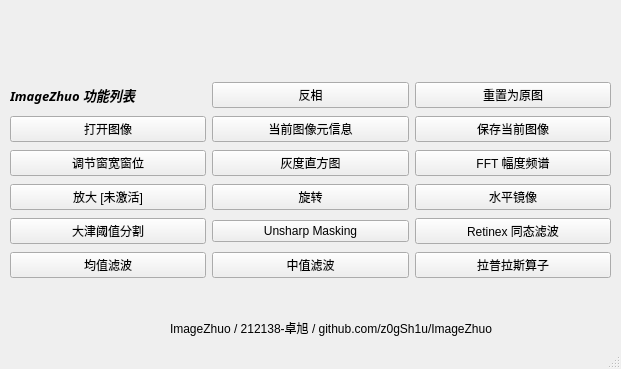
The window that ui/MainWindow.ui (z0gSh1u/ImageZhuo) describes before a commit, drawn with Qt 5.
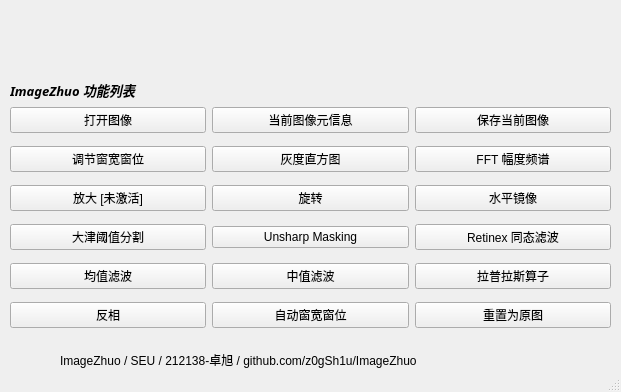
The same window after the commit. Icons and pictures are not drawn.

Patch:
```diff
--- a/ui/MainWindow.ui
+++ b/ui/MainWindow.ui
@@ -7,15 +7,9 @@
     <x>0</x>
     <y>0</y>
     <width>621</width>
-    <height>369</height>
+    <height>392</height>
    </rect>
   </property>
-  <property name="sizePolicy">
-   <sizepolicy hsizetype="Fixed" vsizetype="Fixed">
-    <horstretch>0</horstretch>
-    <verstretch>0</verstretch>
-   </sizepolicy>
-  </property>
   <property name="windowTitle">
    <string>ImageZhuo / 212138-卓旭 @ github.com/z0gSh1u/ImageZhuo</string>
   </property>
@@ -28,142 +22,104 @@
     <property name="geometry">
      <rect>
       <x>10</x>
-      <y>80</y>
+      <y>100</y>
       <width>601</width>
-      <height>205</height>
+      <height>241</height>
      </rect>
     </property>
     <layout class="QGridLayout" name="gridLayout">
      <item row="1" column="2">
-      <widget class="QPushButton" name="btn_save">
-       <property name="text">
-        <string>保存当前图像</string>
-       </property>
-      </widget>
-     </item>
-     <item row="4" column="2">
-      <widget class="QPushButton" name="btn_retinex">
-       <property name="text">
-        <string>Retinex 同态滤波</string>
-       </property>
-      </widget>
-     </item>
-     <item row="4" column="0">
-      <widget class="QPushButton" name="btn_otsu">
-       <property name="text">
-        <string>大津阈值分割</string>
-       </property>
-      </widget>
-     </item>
-     <item row="3" column="0">
-      <widget class="QPushButton" name="btn_zoom">
-       <property name="text">
-        <string>放大 [未激活]</string>
-       </property>
-      </widget>
-     </item>
-     <item row="2" column="2">
       <widget class="QPushButton" name="btn_fft">
        <property name="text">
         <string>FFT 幅度频谱</string>
        </property>
       </widget>
      </item>
-     <item row="1" column="1">
+     <item row="0" column="1">
       <widget class="QPushButton" name="btn_metadata">
        <property name="text">
         <string>当前图像元信息</string>
        </property>
       </widget>
      </item>
-     <item row="1" column="0">
-      <widget class="QPushButton" name="btn_open">
+     <item row="3" column="1">
+      <widget class="QPushButton" name="btn_unsharpmasking">
        <property name="text">
-        <string>打开图像</string>
+        <string>Unsharp Masking</string>
        </property>
       </widget>
      </item>
-     <item row="5" column="2">
+     <item row="3" column="2">
+      <widget class="QPushButton" name="btn_retinex">
+       <property name="text">
+        <string>Retinex 同态滤波</string>
+       </property>
+      </widget>
+     </item>
+     <item row="4" column="2">
       <widget class="QPushButton" name="btn_laplacian">
        <property name="text">
         <string>拉普拉斯算子</string>
        </property>
       </widget>
      </item>
-     <item row="2" column="0">
-      <widget class="QPushButton" name="btn_wwwl">
-       <property name="text">
-        <string>调节窗宽窗位</string>
-       </property>
-      </widget>
-     </item>
-     <item row="5" column="0">
+     <item row="4" column="0">
       <widget class="QPushButton" name="btn_mean">
        <property name="text">
         <string>均值滤波</string>
        </property>
       </widget>
      </item>
-     <item row="5" column="1">
+     <item row="1" column="0">
+      <widget class="QPushButton" name="btn_wwwl">
+       <property name="text">
+        <string>调节窗宽窗位</string>
+       </property>
+      </widget>
+     </item>
+     <item row="0" column="0">
+      <widget class="QPushButton" name="btn_open">
+       <property name="text">
+        <string>打开图像</string>
+       </property>
+      </widget>
+     </item>
+     <item row="4" column="1">
       <widget class="QPushButton" name="btn_mid">
        <property name="text">
         <string>中值滤波</string>
        </property>
       </widget>
      </item>
-     <item row="4" column="1">
-      <widget class="QPushButton" name="btn_unsharpmasking">
+     <item row="5" column="1">
+      <widget class="QPushButton" name="btn_autowwwl">
        <property name="text">
-        <string>Unsharp Masking</string>
+        <string>自动窗宽窗位</string>
        </property>
       </widget>
      </item>
-     <item row="3" column="2">
+     <item row="2" column="2">
       <widget class="QPushButton" name="btn_flip">
        <property name="text">
         <string>水平镜像</string>
        </property>
       </widget>
      </item>
-     <item row="2" column="1">
-      <widget class="QPushButton" name="btn_hist">
-       <property name="text">
-        <string>灰度直方图</string>
-       </property>
-      </widget>
-     </item>
-     <item row="3" column="1">
-      <widget class="QPushButton" name="btn_rotate">
-       <property name="text">
-        <string>旋转</string>
-       </property>
-      </widget>
-     </item>
-     <item row="0" column="0">
-      <widget class="QLabel" name="label">
-       <property name="font">
-        <font>
-         <family>微软雅黑</family>
-         <pointsize>10</pointsize>
-         <weight>75</weight>
-         <italic>true</italic>
-         <bold>true</bold>
-         <underline>false</underline>
-        </font>
-       </property>
-       <property name="text">
-        <string>ImageZhuo 功能列表</string>
-       </property>
-      </widget>
-     </item>
-     <item row="0" column="2">
+     <item row="5" column="2">
       <widget class="QPushButton" name="btn_reset">
        <property name="text">
         <string>重置为原图</string>
        </property>
       </widget>
      </item>
-     <item row="0" column="1">
+     <item row="2" column="0">
+      <widget class="QPushButton" name="btn_zoom">
+       <property name="text">
+        <string>放大 [未激活]</string>
+       </property>
+      </widget>
+     </item>
+     <item row="5" column="0">
       <widget class="QPushButton" name="btn_reverse">
        <property name="sizePolicy">
         <sizepolicy hsizetype="Preferred" vsizetype="Fixed">
@@ -176,19 +132,47 @@
        </property>
       </widget>
      </item>
+     <item row="0" column="2">
+      <widget class="QPushButton" name="btn_save">
+       <property name="text">
+        <string>保存当前图像</string>
+       </property>
+      </widget>
+     </item>
+     <item row="1" column="1">
+      <widget class="QPushButton" name="btn_hist">
+       <property name="text">
+        <string>灰度直方图</string>
+       </property>
+      </widget>
+     </item>
+     <item row="2" column="1">
+      <widget class="QPushButton" name="btn_rotate">
+       <property name="text">
+        <string>旋转</string>
+       </property>
+      </widget>
+     </item>
+     <item row="3" column="0">
+      <widget class="QPushButton" name="btn_otsu">
+       <property name="text">
+        <string>大津阈值分割</string>
+       </property>
+      </widget>
+     </item>
     </layout>
    </widget>
    <widget class="QLabel" name="label_2">
     <property name="geometry">
      <rect>
-      <x>170</x>
-      <y>320</y>
-      <width>451</width>
-      <height>16</height>
+      <x>60</x>
+      <y>350</y>
+      <width>531</width>
+      <height>20</height>
      </rect>
     </property>
     <property name="text">
-     <string>ImageZhuo / 212138-卓旭 / github.com/z0gSh1u/ImageZhuo</string>
+     <string>ImageZhuo / SEU / 212138-卓旭 / github.com/z0gSh1u/ImageZhuo</string>
     </property>
    </widget>
    <widget class="QLabel" name="lbl_banner">
@@ -207,20 +191,33 @@
      <pixmap resource="MainWindow.qrc">:/banner/asset/banner.png</pixmap>
     </property>
    </widget>
-   <widget class="QLabel" name="lbl_busy">
+   <widget class="QLabel" name="label">
     <property name="geometry">
      <rect>
-      <x>30</x>
-      <y>300</y>
-      <width>51</width>
-      <height>41</height>
+      <x>10</x>
+      <y>60</y>
+      <width>195</width>
+      <height>59</height>
      </rect>
     </property>
+    <property name="minimumSize">
+     <size>
+      <width>0</width>
+      <height>59</height>
+     </size>
+    </property>
+    <property name="font">
+     <font>
+      <family>微软雅黑</family>
+      <pointsize>10</pointsize>
+      <weight>75</weight>
+      <italic>true</italic>
+      <bold>true</bold>
+      <underline>false</underline>
+     </font>
+    </property>
     <property name="text">
-     <string/>
-    </property>
-    <property name="pixmap">
-     <pixmap resource="MainWindow.qrc">:/icon/asset/hourglass.png</pixmap>
+     <string>ImageZhuo 功能列表</string>
     </property>
    </widget>
   </widget>
```
Left out of the diff: 2 changed lines with no effect on the pictures.
